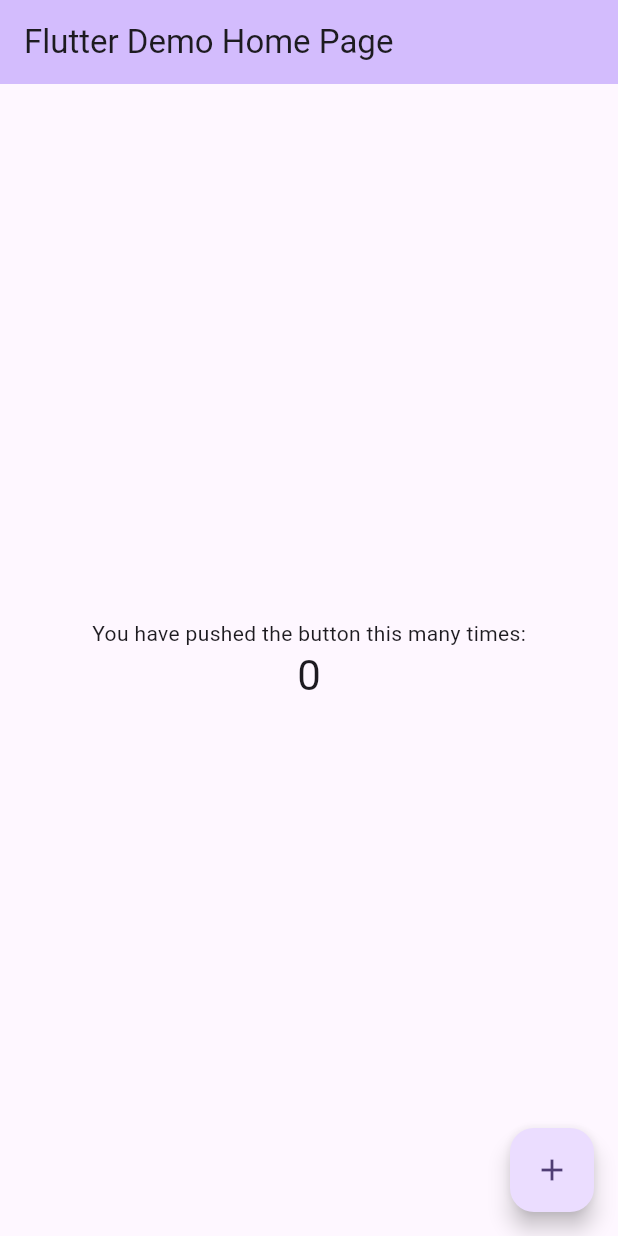
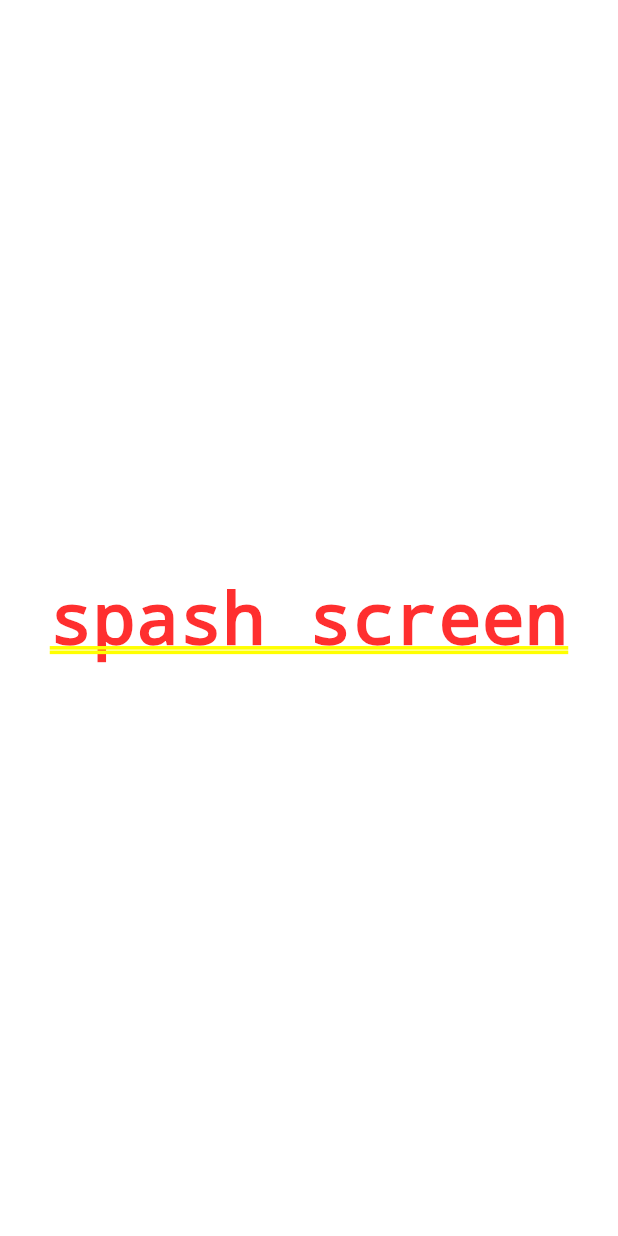
Before and after one commit to SenglayPann/legend-cinema, a Flutter app: the screen it shows after launch, on a phone screen of 412 x 824 dp. Run offline on Flutter 3.47's test engine with Material 3 defaults, Android fonts, the phone set to English and light mode, and no system bars.

Commit message:
Config: configure the app route

```diff
--- a/lib/main.dart
+++ b/lib/main.dart
@@ -1,4 +1,5 @@
 import 'package:flutter/material.dart';
+import 'presentation/routes/app_router.dart'; // Import the function that provides the map
 
 void main() {
   runApp(const MyApp());
@@ -7,116 +8,26 @@ void main() {
 class MyApp extends StatelessWidget {
   const MyApp({super.key});
 
-  // This widget is the root of your application.
   @override
   Widget build(BuildContext context) {
     return MaterialApp(
-      title: 'Flutter Demo',
-      theme: ThemeData(
-        // This is the theme of your application.
-        //
-        // TRY THIS: Try running your application with "flutter run". You'll see
-        // the application has a purple toolbar. Then, without quitting the app,
-        // try changing the seedColor in the colorScheme below to Colors.green
-        // and then invoke "hot reload" (save your changes or press the "hot
-        // reload" button in a Flutter-supported IDE, or press "r" if you used
-        // the command line to start the app).
-        //
-        // Notice that the counter didn't reset back to zero; the application
-        // state is not lost during the reload. To reset the state, use hot
-        // restart instead.
-        //
-        // This works for code too, not just values: Most code changes can be
-        // tested with just a hot reload.
-        colorScheme: ColorScheme.fromSeed(seedColor: Colors.deepPurple),
-      ),
-      home: const MyHomePage(title: 'Flutter Demo Home Page'),
+      title: 'Structured Routing Demo',
+      // 1. Assign the generated map of routes
+      routes: getRoutes(),
+
+      // 2. Set the initial route for the application
+      initialRoute: '/',
+
+      // 3. Define the screen to display if a named route is not found (optional but good practice)
+      onUnknownRoute: (settings) {
+        return MaterialPageRoute(
+          builder: (context) => const Scaffold(
+            body: Center(
+              child: Text('404 - Route Not Found'),
+            ),
+          ),
+        );
+      },
     );
   }
 }
-
-class MyHomePage extends StatefulWidget {
-  const MyHomePage({super.key, required this.title});
-
-  // This widget is the home page of your application. It is stateful, meaning
-  // that it has a State object (defined below) that contains fields that affect
-  // how it looks.
-
-  // This class is the configuration for the state. It holds the values (in this
-  // case the title) provided by the parent (in this case the App widget) and
-  // used by the build method of the State. Fields in a Widget subclass are
-  // always marked "final".
-
-  final String title;
-
-  @override
-  State<MyHomePage> createState() => _MyHomePageState();
-}
-
-class _MyHomePageState extends State<MyHomePage> {
-  int _counter = 0;
-
-  void _incrementCounter() {
-    setState(() {
-      // This call to setState tells the Flutter framework that something has
-      // changed in this State, which causes it to rerun the build method below
-      // so that the display can reflect the updated values. If we changed
-      // _counter without calling setState(), then the build method would not be
-      // called again, and so nothing would appear to happen.
-      _counter++;
-    });
-  }
-
-  @override
-  Widget build(BuildContext context) {
-    // This method is rerun every time setState is called, for instance as done
-    // by the _incrementCounter method above.
-    //
-    // The Flutter framework has been optimized to make rerunning build methods
-    // fast, so that you can just rebuild anything that needs updating rather
-    // than having to individually change instances of widgets.
-    return Scaffold(
-      appBar: AppBar(
-        // TRY THIS: Try changing the color here to a specific color (to
-        // Colors.amber, perhaps?) and trigger a hot reload to see the AppBar
-        // change color while the other colors stay the same.
-        backgroundColor: Theme.of(context).colorScheme.inversePrimary,
-        // Here we take the value from the MyHomePage object that was created by
-        // the App.build method, and use it to set our appbar title.
-        title: Text(widget.title),
-      ),
-      body: Center(
-        // Center is a layout widget. It takes a single child and positions it
-        // in the middle of the parent.
-        child: Column(
-          // Column is also a layout widget. It takes a list of children and
-          // arranges them vertically. By default, it sizes itself to fit its
-          // children horizontally, and tries to be as tall as its parent.
-          //
-          // Column has various properties to control how it sizes itself and
-          // how it positions its children. Here we use mainAxisAlignment to
-          // center the children vertically; the main axis here is the vertical
-          // axis because Columns are vertical (the cross axis would be
-          // horizontal).
-          //
-          // TRY THIS: Invoke "debug painting" (choose the "Toggle Debug Paint"
-          // action in the IDE, or press "p" in the console), to see the
-          // wireframe for each widget.
-          mainAxisAlignment: MainAxisAlignment.center,
-          children: <Widget>[
-            const Text('You have pushed the button this many times:'),
-            Text(
-              '$_counter',
-              style: Theme.of(context).textTheme.headlineMedium,
-            ),
-          ],
-        ),
-      ),
-      floatingActionButton: FloatingActionButton(
-        onPressed: _incrementCounter,
-        tooltip: 'Increment',
-        child: const Icon(Icons.add),
-      ), // This trailing comma makes auto-formatting nicer for build methods.
-    );
-  }
-}
--- /dev/null
+++ b/lib/presentation/routes/app_router.dart
@@ -0,0 +1,13 @@
+import 'package:flutter/widgets.dart';
+import '../../core/constants/routes_list.dart';
+
+// 1. Define the map type for clarity
+typedef AppRoutesMap = Map<String, Widget Function(BuildContext)>;
+
+// 2. Map the list of objects into the required map format
+AppRoutesMap getRoutes() {
+  return {
+    for (var route in appRoutes)
+      route.name: (context) => route.component,
+  };
+}
--- /dev/null
+++ b/lib/presentation/screens/splash/splash_screen.dart
@@ -0,0 +1,13 @@
+import 'package:flutter/material.dart';
+
+class SplashScreen extends StatelessWidget {
+  const SplashScreen({super.key});
+
+  @override
+  Widget build(BuildContext context) {
+    return Center(
+      child: Text('spash screen')
+    );
+  }
+
+}
```
Also changed, not shown: lib/core/constants/routes_list.dart (added, +19 -0 lines), 1 other file.
